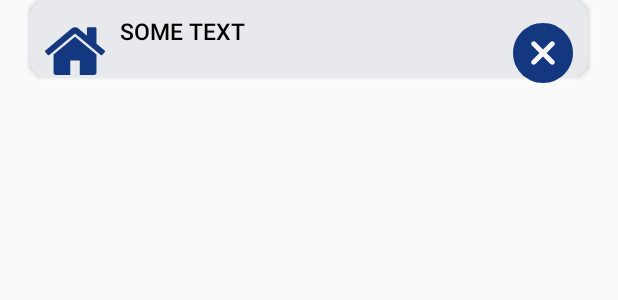
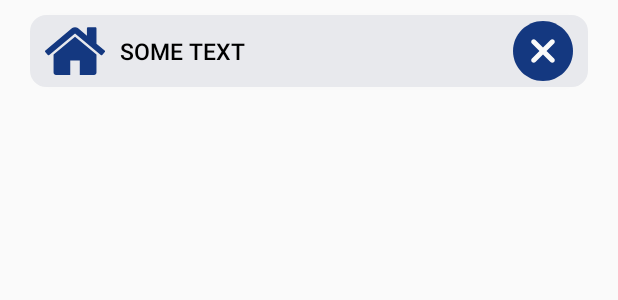
Before and after one commit to ONEPANTSU/one-resident, an Android app: the layout custom_resident_layout.xml on its own in the app's theme, with its tools: preview values and no code run, on a phone screen of 412 x 824 dp. Shown: the top 300 px of the screen. Run offline under Robolectric (Android 15) with nearby library versions, the phone set to English and light mode, and no system bars.

Commit message:
Front(align!!! _bttn-house/delete)

```diff
--- a/app/src/main/java/space/onepantsu/oneresident/residents/ResidentActivity.java
+++ b/app/src/main/java/space/onepantsu/oneresident/residents/ResidentActivity.java
@@ -138,7 +138,7 @@ public class ResidentActivity extends AppCompatActivity {
         StringBuilder residentInfoBttnTextBuilder = new StringBuilder();
 
 
-        int maxLength = 26;
+        int maxLength = 27;
 
         /*
         if(!newResident.currentCity.equals("")){
--- a/app/src/main/res/layout/custom_resident_layout.xml
+++ b/app/src/main/res/layout/custom_resident_layout.xml
@@ -18,13 +18,14 @@
             android:layout_height="wrap_content"
             android:layout_marginLeft="20dp"
             android:layout_marginRight="20dp"
-            android:layout_marginBottom="20dp"
+            android:layout_marginBottom="10dp"
+            android:layout_marginTop="10dp"
             android:layout_weight="1"
             android:background="@drawable/border_text"
             android:backgroundTint="#e8e9ed"
             android:paddingLeft="60dp"
             android:paddingTop="10dp"
-            android:paddingBottom="20dp"
+            android:paddingBottom="10dp"
             android:text="Some text"
             android:textAlignment="textStart"
             android:textColor="@color/black"
@@ -43,6 +44,7 @@
             android:background="@drawable/delete"
             tools:ignore="MissingConstraints"
             android:layout_centerHorizontal="true"
+            android:layout_centerVertical="true"
             />
 
         <Button
@@ -56,6 +58,7 @@
             android:layout_alignLeft="@id/residentInfo"
             android:layout_centerHorizontal="true"
             android:clickable="false"
+            android:layout_centerVertical="true"
 
              />
 
```
